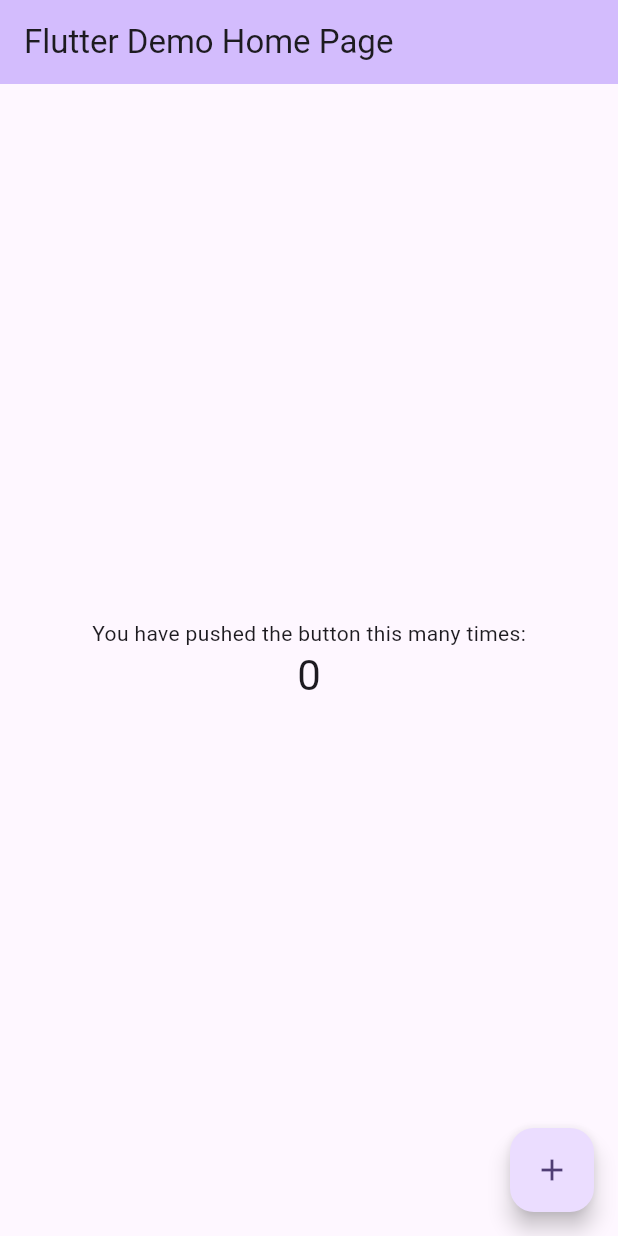
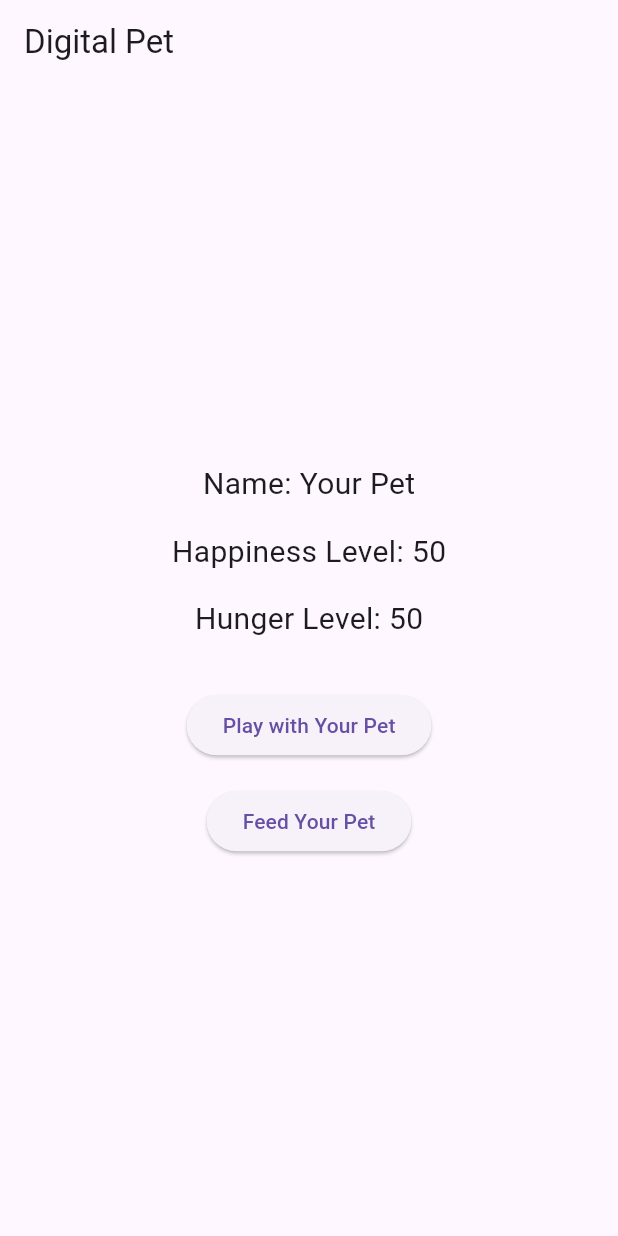
Before and after one commit to sannzay/act5_mad, a Flutter app: the screen it shows after launch, on a phone screen of 412 x 824 dp. Run offline on Flutter 3.47's test engine with Material 3 defaults, Android fonts, the light colour scheme and no system bars.

Commit message:
Starter Code: Refactor main application structure to implement DigitalPetApp with state management for pet happiness and hunger levels. Removed MyApp and MyHomePage classes, simplifying the entry point and enhancing functionality with play and feed features.

```diff
--- a/lib/main.dart
+++ b/lib/main.dart
@@ -1,122 +1,82 @@
 import 'package:flutter/material.dart';
-
 void main() {
-  runApp(const MyApp());
+runApp(MaterialApp(
+home: DigitalPetApp(),
+));
 }
-
-class MyApp extends StatelessWidget {
-  const MyApp({super.key});
-
-  // This widget is the root of your application.
+class DigitalPetApp extends StatefulWidget {
+@override
+_DigitalPetAppState createState() => _DigitalPetAppState();
+}
+class _DigitalPetAppState extends State<DigitalPetApp> {
+String petName = "Your Pet";
+int happinessLevel = 50;
+int hungerLevel = 50;
+void _playWithPet() {
+setState(() {
+happinessLevel += 10;
+_updateHunger();
+});
+}
+void _feedPet() {
+setState(() {
+hungerLevel -= 10;
+_updateHappiness();
+});
+}
+void _updateHappiness() {
+if (hungerLevel < 30) {
+happinessLevel -= 20;
+} else {
+happinessLevel += 10;
+}
+}
+void _updateHunger() {
+setState(() {
+hungerLevel += 5;
+if (hungerLevel > 100) {
+hungerLevel = 100;
+happinessLevel -= 20;
+}
+});
+}
 @override
 Widget build(BuildContext context) {
-    return MaterialApp(
-      title: 'Flutter Demo',
-      theme: ThemeData(
-        // This is the theme of your application.
-        //
-        // TRY THIS: Try running your application with "flutter run". You'll see
-        // the application has a purple toolbar. Then, without quitting the app,
-        // try changing the seedColor in the colorScheme below to Colors.green
-        // and then invoke "hot reload" (save your changes or press the "hot
-        // reload" button in a Flutter-supported IDE, or press "r" if you used
-        // the command line to start the app).
-        //
-        // Notice that the counter didn't reset back to zero; the application
-        // state is not lost during the reload. To reset the state, use hot
-        // restart instead.
-        //
-        // This works for code too, not just values: Most code changes can be
-        // tested with just a hot reload.
-        colorScheme: ColorScheme.fromSeed(seedColor: Colors.deepPurple),
-      ),
-      home: const MyHomePage(title: 'Flutter Demo Home Page'),
-    );
-  }
-}
-
-class MyHomePage extends StatefulWidget {
-  const MyHomePage({super.key, required this.title});
-
-  // This widget is the home page of your application. It is stateful, meaning
-  // that it has a State object (defined below) that contains fields that affect
-  // how it looks.
-
-  // This class is the configuration for the state. It holds the values (in this
-  // case the title) provided by the parent (in this case the App widget) and
-  // used by the build method of the State. Fields in a Widget subclass are
-  // always marked "final".
-
-  final String title;
-
-  @override
-  State<MyHomePage> createState() => _MyHomePageState();
-}
-
-class _MyHomePageState extends State<MyHomePage> {
-  int _counter = 0;
-
-  void _incrementCounter() {
-    setState(() {
-      // This call to setState tells the Flutter framework that something has
-      // changed in this State, which causes it to rerun the build method below
-      // so that the display can reflect the updated values. If we changed
-      // _counter without calling setState(), then the build method would not be
-      // called again, and so nothing would appear to happen.
-      _counter++;
-    });
-  }
-
-  @override
-  Widget build(BuildContext context) {
-    // This method is rerun every time setState is called, for instance as done
-    // by the _incrementCounter method above.
-    //
-    // The Flutter framework has been optimized to make rerunning build methods
-    // fast, so that you can just rebuild anything that needs updating rather
-    // than having to individually change instances of widgets.
 return Scaffold(
 appBar: AppBar(
-        // TRY THIS: Try changing the color here to a specific color (to
-        // Colors.amber, perhaps?) and trigger a hot reload to see the AppBar
-        // change color while the other colors stay the same.
-        backgroundColor: Theme.of(context).colorScheme.inversePrimary,
-        // Here we take the value from the MyHomePage object that was created by
-        // the App.build method, and use it to set our appbar title.
-        title: Text(widget.title),
+title: Text('Digital Pet'),
 ),
 body: Center(
-        // Center is a layout widget. It takes a single child and positions it
-        // in the middle of the parent.
 child: Column(
-          // Column is also a layout widget. It takes a list of children and
-          // arranges them vertically. By default, it sizes itself to fit its
-          // children horizontally, and tries to be as tall as its parent.
-          //
-          // Column has various properties to control how it sizes itself and
-          // how it positions its children. Here we use mainAxisAlignment to
-          // center the children vertically; the main axis here is the vertical
-          // axis because Columns are vertical (the cross axis would be
-          // horizontal).
-          //
-          // TRY THIS: Invoke "debug painting" (choose the "Toggle Debug Paint"
-          // action in the IDE, or press "p" in the console), to see the
-          // wireframe for each widget.
 mainAxisAlignment: MainAxisAlignment.center,
 children: <Widget>[
-            const Text('You have pushed the button this many times:'),
 Text(
-              '$_counter',
-              style: Theme.of(context).textTheme.headlineMedium,
+'Name: $petName',
+style: TextStyle(fontSize: 20.0),
+),
+SizedBox(height: 16.0),
+Text(
+'Happiness Level: $happinessLevel',
+style: TextStyle(fontSize: 20.0),
+),
+SizedBox(height: 16.0),
+Text(
+'Hunger Level: $hungerLevel',
+style: TextStyle(fontSize: 20.0),
+),
+SizedBox(height: 32.0),
+ElevatedButton(
+onPressed: _playWithPet,
+child: Text('Play with Your Pet'),
+),
+SizedBox(height: 16.0),
+ElevatedButton(
+onPressed: _feedPet,
+child: Text('Feed Your Pet'),
 ),
 ],
 ),
 ),
-      floatingActionButton: FloatingActionButton(
-        onPressed: _incrementCounter,
-        tooltip: 'Increment',
-        child: const Icon(Icons.add),
-      ), // This trailing comma makes auto-formatting nicer for build methods.
 );
 }
 }
```
Also changed, not shown: 1 other file. Lines whose indentation alone changed are shown as unchanged.
